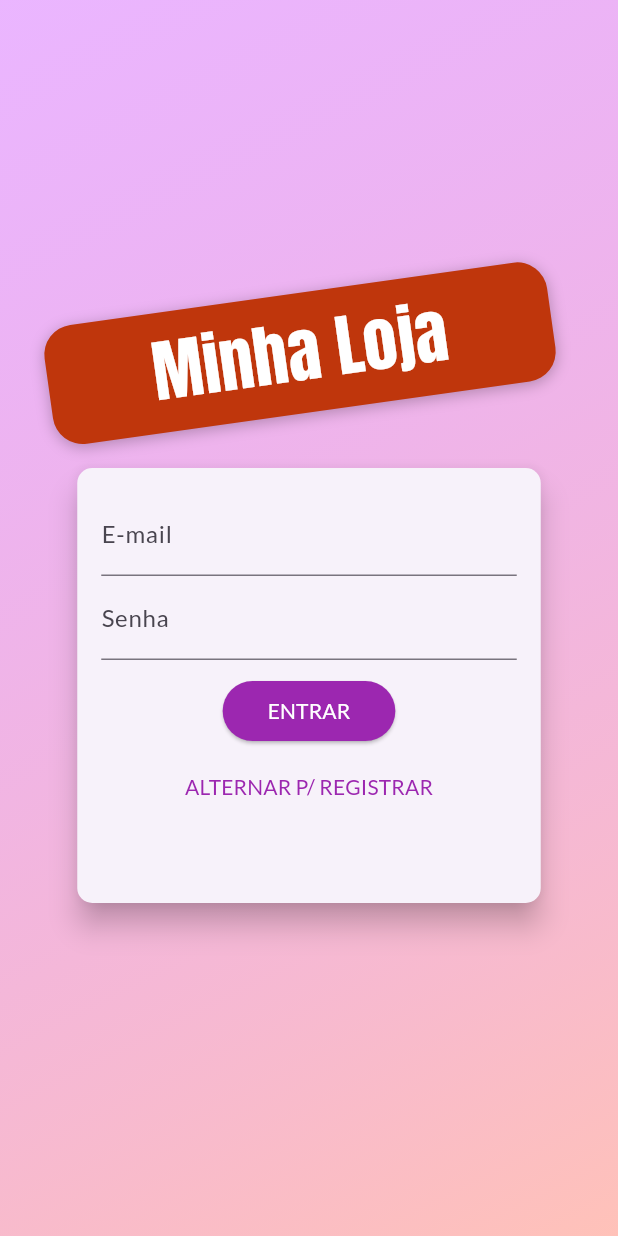
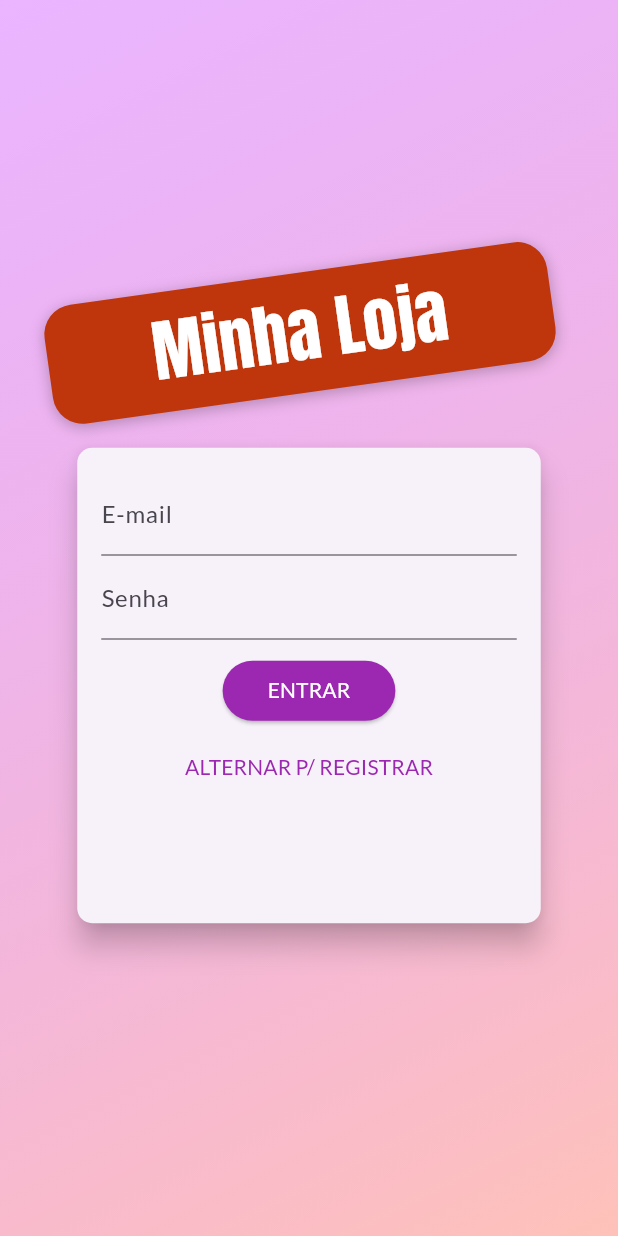
Before and after one commit to tiagors09/shop, a Flutter app: the screen it shows after launch, on a phone screen of 412 x 824 dp. Run offline on Flutter 3.47's test engine with Material 3 defaults, Android fonts, the phone set to English and light mode, and no system bars; our stand-ins replace shared_preferences.

Commit message:
changed height

```diff
--- a/lib/widgets/auth_card.dart
+++ b/lib/widgets/auth_card.dart
@@ -136,7 +136,7 @@ class _AuthCardState extends State<AuthCard>
           milliseconds: 300,
         ),
         curve: Curves.linear,
-        height: _authMode == AuthMode.login ? 290 : 371,
+        height: _authMode == AuthMode.login ? 317 : 405,
         padding: const EdgeInsets.all(16),
         width: deviceSize.width * 0.75,
         child: Form(
```
